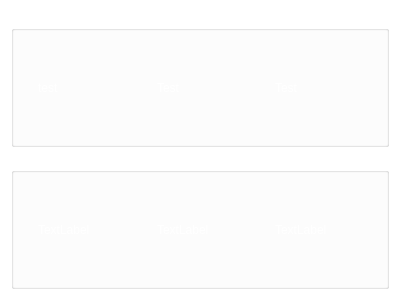
Dashro/ShowSolarData, file ShowSolarData/ShowSolarData/StartPage/StartPageWindow.ui: the form before one commit.
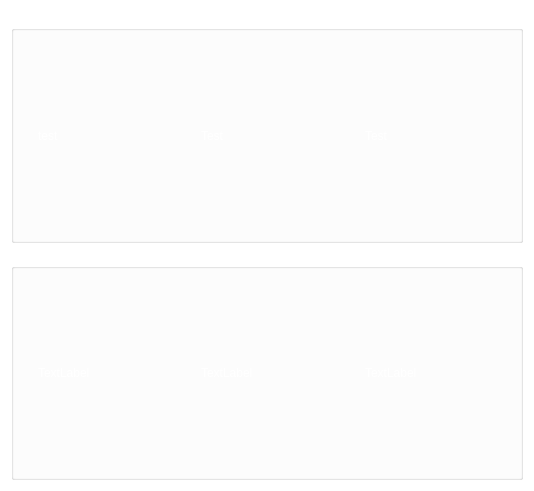
The form after the commit. Icons and pictures are not drawn.

```diff
--- a/ShowSolarData/ShowSolarData/StartPage/StartPageWindow.ui
+++ b/ShowSolarData/ShowSolarData/StartPage/StartPageWindow.ui
@@ -6,8 +6,8 @@
    <rect>
     <x>0</x>
     <y>0</y>
-    <width>400</width>
-    <height>300</height>
+    <width>534</width>
+    <height>491</height>
    </rect>
   </property>
   <property name="windowTitle">
@@ -18,8 +18,8 @@
 color: rgb(255, 255, 255);
 font: 14pt &quot;MS Shell Dlg 2&quot;;</string>
   </property>
-  <layout class="QGridLayout" name="gridLayout_2">
-   <item row="0" column="0">
+  <layout class="QVBoxLayout" name="verticalLayout">
+   <item>
     <widget class="QGroupBox" name="groupBox">
      <property name="title">
       <string>Aktuell</string>
@@ -82,7 +82,7 @@
      </layout>
     </widget>
    </item>
-   <item row="1" column="0">
+   <item>
     <widget class="QGroupBox" name="groupBox_2">
      <property name="title">
       <string>Letzte 15min</string>
```
